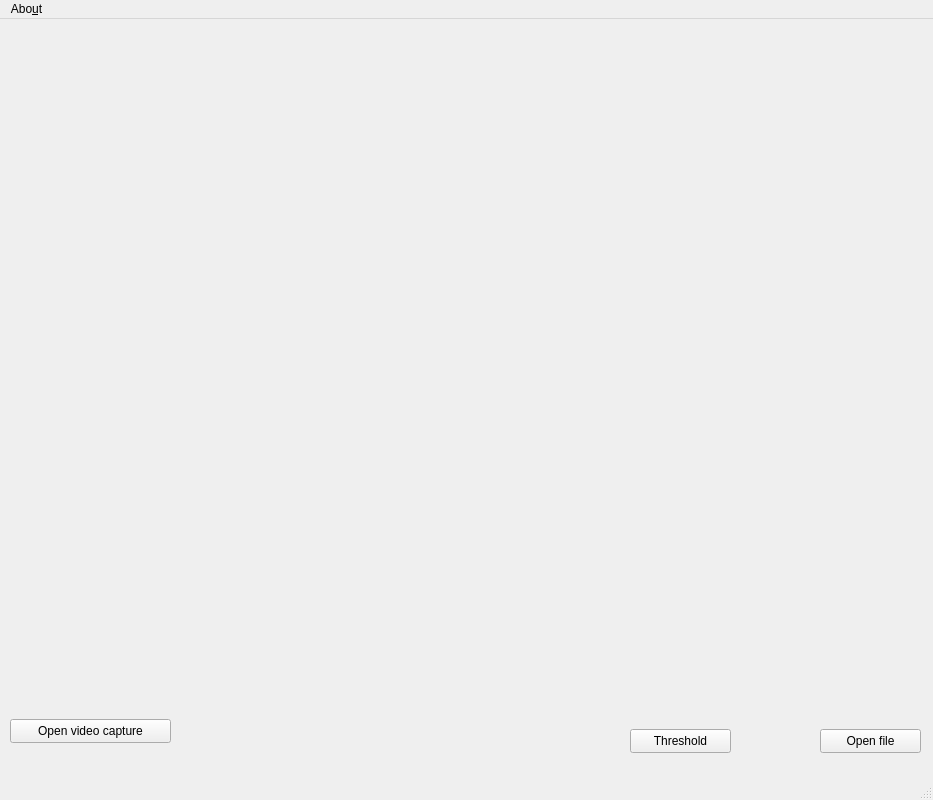
Above: data/qt/MainWindow.ui from gstiebler/vision_workbench before the change. Below: the same form after it.
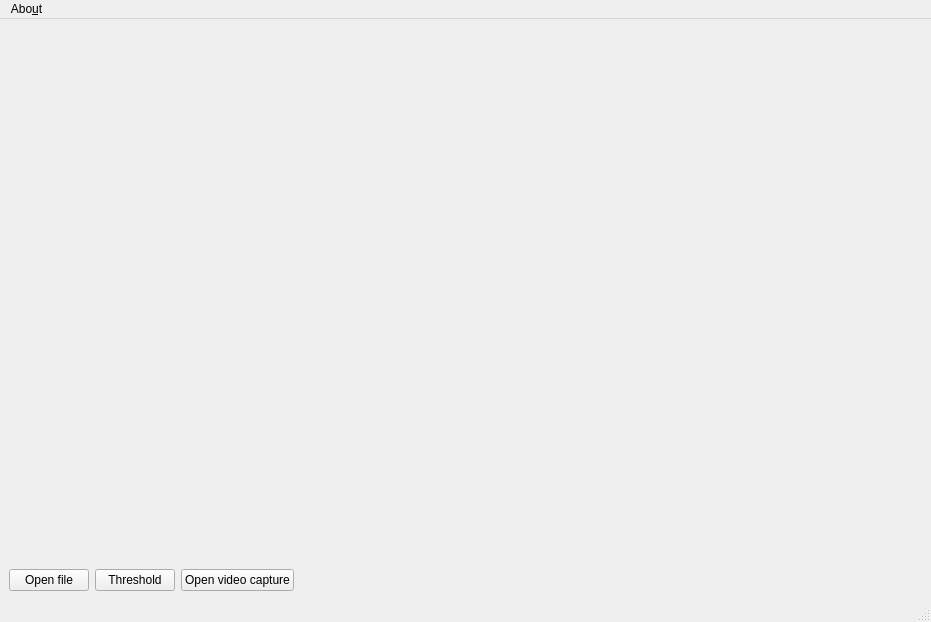
That is the form after the change.

Commit message: Getting src image in Threshold window

Patch:
```diff
--- a/data/qt/MainWindow.ui
+++ b/data/qt/MainWindow.ui
@@ -6,73 +6,74 @@
    <rect>
     <x>0</x>
     <y>0</y>
-    <width>933</width>
-    <height>800</height>
+    <width>931</width>
+    <height>622</height>
    </rect>
   </property>
   <property name="windowTitle">
    <string>MainWindow</string>
   </property>
   <widget class="QWidget" name="centralwidget">
-   <widget class="QPushButton" name="buttonExecute">
-    <property name="geometry">
-     <rect>
-      <x>820</x>
-      <y>710</y>
-      <width>101</width>
-      <height>24</height>
-     </rect>
-    </property>
-    <property name="text">
-     <string>Open file</string>
-    </property>
-   </widget>
+   <layout class="QVBoxLayout" name="verticalLayout">
+    <item>
    <widget class="QLabel" name="srcImageLabel">
-    <property name="geometry">
-     <rect>
-      <x>0</x>
-      <y>10</y>
-      <width>901</width>
-      <height>531</height>
-     </rect>
+      <property name="sizePolicy">
+       <sizepolicy hsizetype="Preferred" vsizetype="Expanding">
+        <horstretch>0</horstretch>
+        <verstretch>0</verstretch>
+       </sizepolicy>
     </property>
     <property name="text">
      <string/>
     </property>
    </widget>
-   <widget class="QPushButton" name="videoWindowButton">
-    <property name="geometry">
-     <rect>
-      <x>10</x>
-      <y>700</y>
-      <width>161</width>
-      <height>24</height>
-     </rect>
-    </property>
+    </item>
+    <item>
+     <layout class="QHBoxLayout" name="horizontalLayout">
+      <item>
+       <widget class="QPushButton" name="buttonExecute">
     <property name="text">
-     <string>Open video capture</string>
-    </property>
-   </widget>
+         <string>Open file</string>
+        </property>
+       </widget>
+      </item>
+      <item>
    <widget class="QPushButton" name="thresholdButton">
-    <property name="geometry">
-     <rect>
-      <x>630</x>
-      <y>710</y>
-      <width>101</width>
-      <height>24</height>
-     </rect>
-    </property>
     <property name="text">
      <string>Threshold</string>
     </property>
    </widget>
+      </item>
+      <item>
+       <widget class="QPushButton" name="videoWindowButton">
+        <property name="text">
+         <string>Open video capture</string>
+        </property>
+       </widget>
+      </item>
+      <item>
+       <spacer name="horizontalSpacer">
+        <property name="orientation">
+         <enum>Qt::Horizontal</enum>
+        </property>
+        <property name="sizeHint" stdset="0">
+         <size>
+          <width>40</width>
+          <height>20</height>
+         </size>
+        </property>
+       </spacer>
+      </item>
+     </layout>
+    </item>
+   </layout>
   </widget>
   <widget class="QMenuBar" name="menubar">
    <property name="geometry">
     <rect>
      <x>0</x>
      <y>0</y>
-     <width>933</width>
+     <width>931</width>
      <height>30</height>
     </rect>
    </property>
```
Lines whose indentation alone changed are shown as unchanged. The commit also changes 10 other files.
